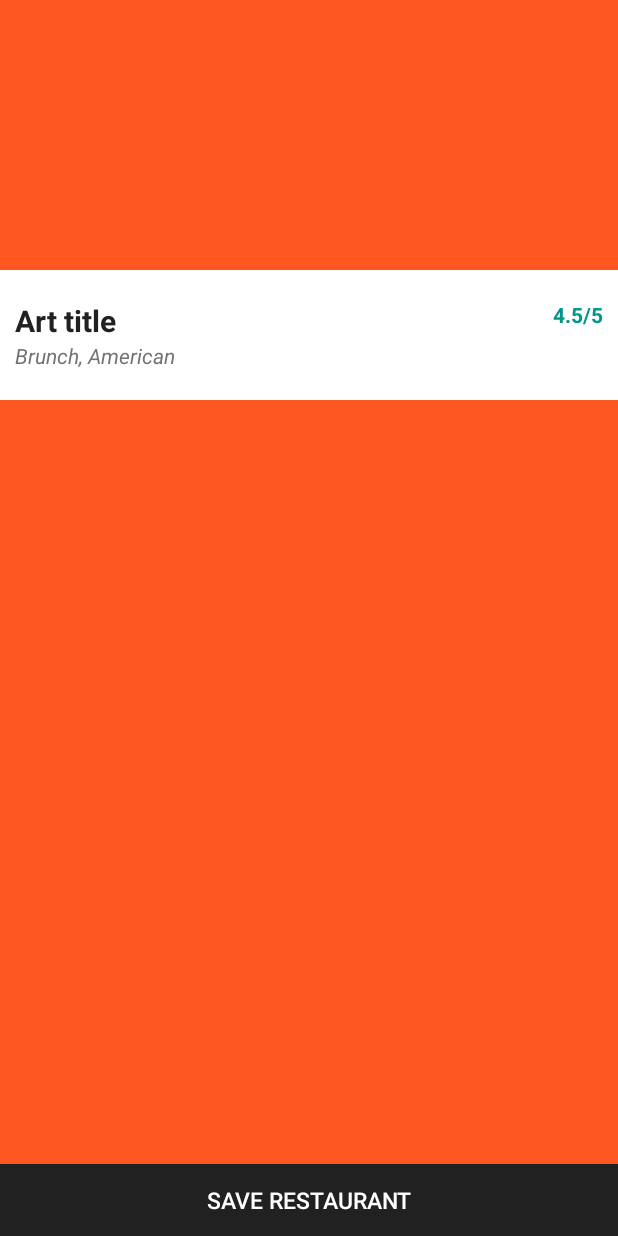
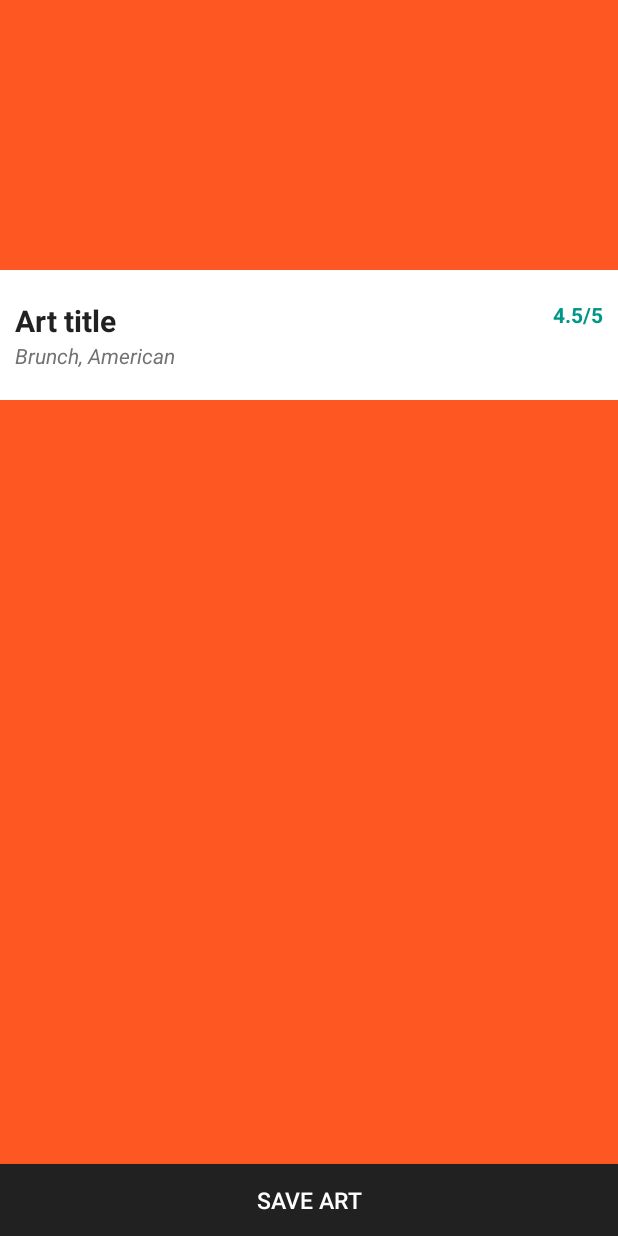
Before and after one commit to abigailwambui/Artsy, an Android app: the layout fragment_art_detail2.xml on its own in the app's theme, with its tools: preview values and no code run, on a phone screen of 412 x 824 dp. Run offline under Robolectric (Android 15) with nearby library versions, the phone set to English and light mode, and no system bars.

```diff
--- a/app/src/main/java/com/example/artsy/models/Artsy.java
+++ b/app/src/main/java/com/example/artsy/models/Artsy.java
@@ -11,6 +11,9 @@ public class Artsy {
      String mTitle;
      String mCreditLine;
      String mMedium;
+
+
+    public Artsy() {}
 
 public Artsy(String description, String primaryImageUrl, String culture, String title, String creditLine, String medium) {
     this.mDescription = description;
--- a/app/src/main/res/layout/fragment_art_detail2.xml
+++ b/app/src/main/res/layout/fragment_art_detail2.xml
@@ -117,7 +117,7 @@
             <Button
                 android:layout_width="match_parent"
                 android:layout_height="wrap_content"
-                android:text="Save Restaurant"
+                android:text="Save Art"
                 android:id="@+id/saveArtButton"
                 android:layout_alignParentBottom="true"
                 android:background="@color/colorPrimaryText"
```
